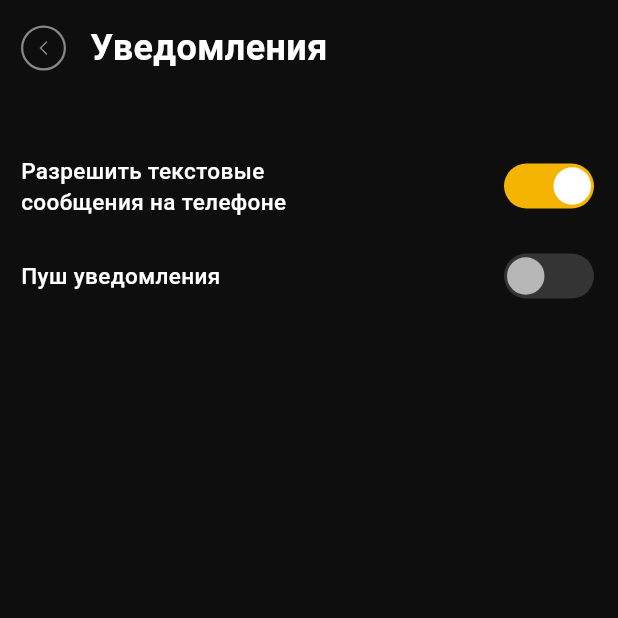
After one commit to SpeedWagon165/cocktails, a Flutter app: the AccountPage screen opened directly, after a tap on "Уведомления", on a phone screen of 412 x 824 dp, the top half of it. The commit adds this screen. Run offline on Flutter 3.47's test engine with Material 3 defaults, Android fonts, the phone set to English and light mode, and no system bars; drawn by our look-alikes of flutter_switch; our stand-ins replace bloc, easy_stepper, expandable_page_view, flutter_bloc, flutter_multi_formatter, flutter_svg and 2 more; missing offline and left inert: scaffold_gradient_background; accounts and stored records are empty.

Commit message:
notification_settings_page.dart

```diff
--- /dev/null
+++ b/lib/bloc/notification_settings_bloc/notification_settings_bloc.dart
@@ -0,0 +1,51 @@
+import 'package:bloc/bloc.dart';
+import 'package:meta/meta.dart';
+import 'package:shared_preferences/shared_preferences.dart';
+
+part 'notification_settings_event.dart';
+part 'notification_settings_state.dart';
+
+class NotificationSettingsBloc
+    extends Bloc<NotificationSettingsEvent, NotificationSettingsState> {
+  static const String _smsNotificationKey = 'sms_notifications';
+  static const String _pushNotificationKey = 'push_notifications';
+
+  NotificationSettingsBloc()
+      : super(NotificationSettingsState(
+          smsNotificationsEnabled: true,
+          pushNotificationsEnabled: false,
+        )) {
+    on<ToggleSmsNotificationEvent>(_onToggleSmsNotification);
+    on<TogglePushNotificationEvent>(_onTogglePushNotification);
+    on<LoadNotificationSettingsEvent>(_onLoadNotificationSettings);
+    add(LoadNotificationSettingsEvent()); // Load settings when bloc is created
+  }
+
+  Future<void> _onToggleSmsNotification(ToggleSmsNotificationEvent event,
+      Emitter<NotificationSettingsState> emit) async {
+    final newStatus = !state.smsNotificationsEnabled;
+    emit(state.copyWith(smsNotificationsEnabled: newStatus));
+    final prefs = await SharedPreferences.getInstance();
+    prefs.setBool(_smsNotificationKey, newStatus);
+  }
+
+  Future<void> _onTogglePushNotification(TogglePushNotificationEvent event,
+      Emitter<NotificationSettingsState> emit) async {
+    final newStatus = !state.pushNotificationsEnabled;
+    emit(state.copyWith(pushNotificationsEnabled: newStatus));
+    final prefs = await SharedPreferences.getInstance();
+    prefs.setBool(_pushNotificationKey, newStatus);
+  }
+
+  Future<void> _onLoadNotificationSettings(LoadNotificationSettingsEvent event,
+      Emitter<NotificationSettingsState> emit) async {
+    final prefs = await SharedPreferences.getInstance();
+    final smsNotificationsEnabled = prefs.getBool(_smsNotificationKey) ?? true;
+    final pushNotificationsEnabled =
+        prefs.getBool(_pushNotificationKey) ?? false;
+    emit(state.copyWith(
+      smsNotificationsEnabled: smsNotificationsEnabled,
+      pushNotificationsEnabled: pushNotificationsEnabled,
+    ));
+  }
+}
--- /dev/null
+++ b/lib/bloc/notification_settings_bloc/notification_settings_event.dart
@@ -0,0 +1,9 @@
+part of 'notification_settings_bloc.dart';
+
+abstract class NotificationSettingsEvent {}
+
+class ToggleSmsNotificationEvent extends NotificationSettingsEvent {}
+
+class TogglePushNotificationEvent extends NotificationSettingsEvent {}
+
+class LoadNotificationSettingsEvent extends NotificationSettingsEvent {}
--- /dev/null
+++ b/lib/bloc/notification_settings_bloc/notification_settings_state.dart
@@ -0,0 +1,24 @@
+part of 'notification_settings_bloc.dart';
+
+@immutable
+class NotificationSettingsState {
+  final bool smsNotificationsEnabled;
+  final bool pushNotificationsEnabled;
+
+  const NotificationSettingsState({
+    required this.smsNotificationsEnabled,
+    required this.pushNotificationsEnabled,
+  });
+
+  NotificationSettingsState copyWith({
+    bool? smsNotificationsEnabled,
+    bool? pushNotificationsEnabled,
+  }) {
+    return NotificationSettingsState(
+      smsNotificationsEnabled:
+          smsNotificationsEnabled ?? this.smsNotificationsEnabled,
+      pushNotificationsEnabled:
+          pushNotificationsEnabled ?? this.pushNotificationsEnabled,
+    );
+  }
+}
--- a/lib/main.dart
+++ b/lib/main.dart
@@ -1,4 +1,5 @@
 import 'package:cocktails/bloc/cocktail_setup_bloc/cocktail_setup_bloc.dart';
+import 'package:cocktails/bloc/notification_settings_bloc/notification_settings_bloc.dart';
 import 'package:cocktails/pages/welcome_page.dart';
 import 'package:cocktails/theme/themes.dart';
 import 'package:cocktails/utilities/adaptive_size.dart';
@@ -25,6 +26,7 @@ class MyApp extends StatelessWidget {
           providers: [
             BlocProvider(create: (context) => CocktailSelectionBloc()),
             BlocProvider(create: (context) => BottomNavigationBloc()),
+            BlocProvider(create: (context) => NotificationSettingsBloc()),
           ],
           child: MaterialApp(
               debugShowCheckedModeBanner: false,
--- a/lib/pages/account/account_page.dart
+++ b/lib/pages/account/account_page.dart
@@ -5,6 +5,7 @@ import '../../widgets/auth/custom_registration_button.dart';
 import '../../widgets/custom_arrowback.dart';
 import '../bonus_page/bonus_screen.dart';
 import '../cocktail_list/cocktail_list_page.dart';
+import 'notification_settings_page.dart';
 
 class AccountPage extends StatelessWidget {
   const AccountPage({super.key});
@@ -14,7 +15,7 @@ class AccountPage extends StatelessWidget {
     return Scaffold(
       body: SafeArea(
         child: Padding(
-          padding: EdgeInsets.only(top: 12, left: 14),
+          padding: const EdgeInsets.only(top: 15, left: 14),
           child: Column(
             children: [
               const CustomArrowBack(
@@ -100,7 +101,8 @@ class AccountPage extends StatelessWidget {
                       title: 'Уведомления',
                       onTap: () {
                         Navigator.of(context).push(MaterialPageRoute(
-                            builder: (context) => const BonusScreen()));
+                            builder: (context) =>
+                                const NotificationSetupPage()));
                       },
                     ),
                     const Divider(color: Color(0xff343434), height: 1),
--- /dev/null
+++ b/lib/pages/account/notification_settings_page.dart
@@ -0,0 +1,99 @@
+import 'package:cocktails/theme/theme_extensions.dart';
+import 'package:flutter/material.dart';
+import 'package:flutter_bloc/flutter_bloc.dart';
+
+import '../../bloc/notification_settings_bloc/notification_settings_bloc.dart';
+import '../../widgets/account/custom_switch.dart';
+import '../../widgets/custom_arrowback.dart';
+
+class NotificationSetupPage extends StatefulWidget {
+  const NotificationSetupPage({super.key});
+
+  @override
+  State<NotificationSetupPage> createState() => NotificationSetupPageState();
+}
+
+class NotificationSetupPageState extends State<NotificationSetupPage> {
+  @override
+  Widget build(BuildContext context) {
+    return Scaffold(
+      body: SafeArea(
+        child: Padding(
+          padding: EdgeInsets.only(top: 15, left: 14, right: 16),
+          child: Column(children: [
+            const CustomArrowBack(
+              text: 'Уведомления',
+              arrow: true,
+              auth: false,
+              onPressed: null,
+            ),
+            const SizedBox(
+              height: 42,
+            ),
+            BlocBuilder<NotificationSettingsBloc, NotificationSettingsState>(
+              builder: (context, state) {
+                return Column(
+                  children: [
+                    _buildCustomSwitch(
+                      context,
+                      'Разрешить текстовые сообщения на телефоне',
+                      state.smsNotificationsEnabled,
+                      (value) {
+                        context
+                            .read<NotificationSettingsBloc>()
+                            .add(ToggleSmsNotificationEvent());
+                      },
+                      activeColor: Color(0xFFFFBA08),
+                    ),
+                    _buildCustomSwitch(
+                      context,
+                      'Пуш уведомления',
+                      state.pushNotificationsEnabled,
+                      (value) {
+                        context
+                            .read<NotificationSettingsBloc>()
+                            .add(TogglePushNotificationEvent());
+                      },
+                      activeColor: Color(0xFF6C6C6C),
+                    ),
+                  ],
+                );
+              },
+            ),
+          ]),
+        ),
+      ),
+    );
+  }
+}
+
+Widget _buildCustomSwitch(
+  BuildContext context,
+  String text,
+  bool value,
+  ValueChanged<bool> onChanged, {
+  required Color activeColor,
+}) {
+  return Padding(
+    padding: const EdgeInsets.symmetric(vertical: 12.0),
+    child: Row(
+      mainAxisAlignment: MainAxisAlignment.spaceBetween,
+      children: [
+        Expanded(
+          child: Text(
+            text,
+            style: context.text.bodyText16White.copyWith(fontSize: 15),
+          ),
+        ),
+        Padding(
+          padding: const EdgeInsets.only(left: 80.0),
+          child: CustomSwitch(
+            value: value,
+            onChanged: onChanged,
+            activeColor: activeColor,
+          ),
+        ),
+      ],
+    ),
+  );
+}
--- /dev/null
+++ b/lib/widgets/account/custom_switch.dart
@@ -0,0 +1,31 @@
+import 'package:flutter/material.dart';
+import 'package:flutter_switch/flutter_switch.dart';
+
+class CustomSwitch extends StatelessWidget {
+  final bool value;
+  final ValueChanged<bool> onChanged;
+  final Color activeColor;
+
+  const CustomSwitch({
+    required this.value,
+    required this.onChanged,
+    required this.activeColor,
+    super.key,
+  });
+
+  @override
+  Widget build(BuildContext context) {
+    return FlutterSwitch(
+      value: value,
+      onToggle: onChanged,
+      height: 30,
+      toggleSize: 25,
+      padding: 2.0,
+      width: 60,
+      activeColor: const Color(0xffF6B402),
+      inactiveColor: const Color(0xff343434),
+      activeToggleColor: const Color(0xffFFFFFF),
+      inactiveToggleColor: const Color(0xffB7B7B7),
+    );
+  }
+}
--- a/pubspec.yaml
+++ b/pubspec.yaml
@@ -52,6 +52,7 @@ dependencies:
   scaffold_gradient_background: ^1.0.3+1
   aura_box: ^1.0.2
   easy_stepper: ^0.8.5
+  flutter_switch: ^0.3.2
 
 dev_dependencies:
   flutter_test:
```
Also changed, not shown: pubspec.lock.
